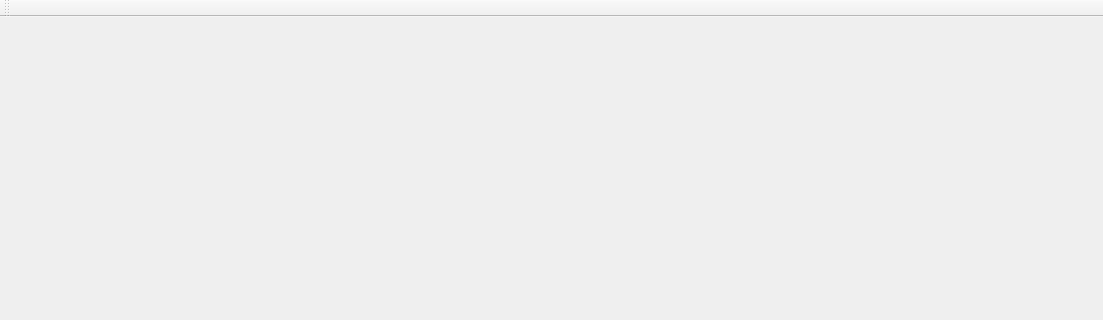
Old version of the form trajectory-editor/forms/mainwindow.ui in the repository maisvendoo/RouteEditor; both pictures show x 0 to 1103 and y 0 to 320 of the 1103 by 705 pixel window.
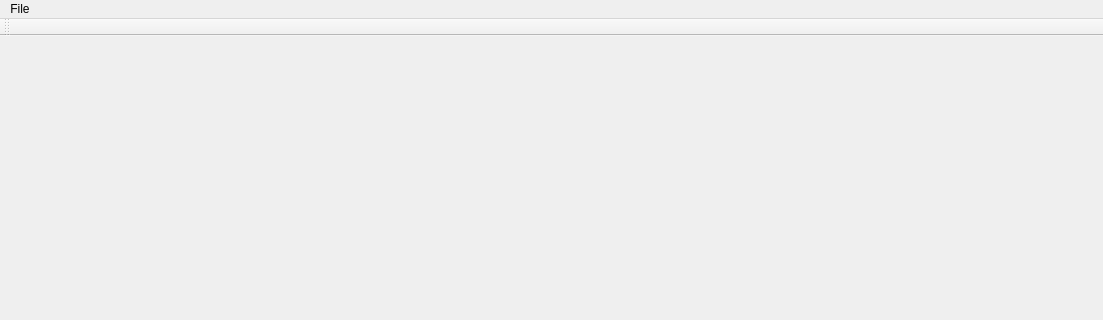
New version of the form.

What changed in the file:
```diff
--- a/trajectory-editor/forms/mainwindow.ui
+++ b/trajectory-editor/forms/mainwindow.ui
@@ -23,6 +23,18 @@
      <height>21</height>
     </rect>
    </property>
+   <widget class="QMenu" name="menuFile">
+    <property name="title">
+     <string>File</string>
+    </property>
+    <addaction name="actionOpen"/>
+    <addaction name="actionSave"/>
+    <addaction name="separator"/>
+    <addaction name="actionImport_ZDS_route"/>
+    <addaction name="separator"/>
+    <addaction name="actionQuit"/>
+   </widget>
+   <addaction name="menuFile"/>
   </widget>
   <widget class="QToolBar" name="mainToolBar">
    <attribute name="toolBarArea">
```
Left out of the diff: 32 changed lines with no effect on the pictures.
